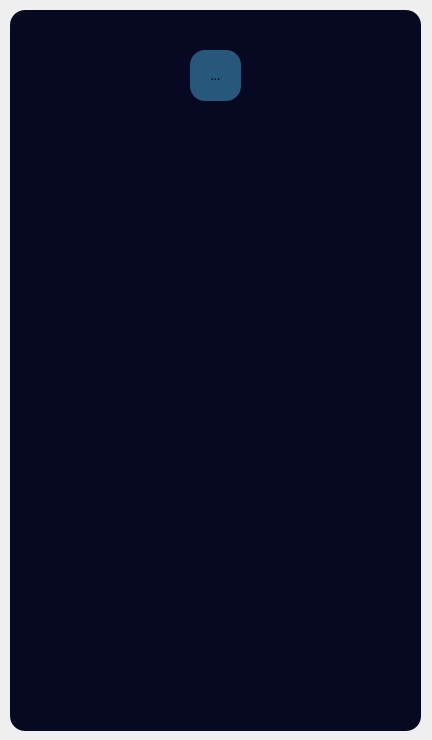
Above: QT-RegisterUI/register.iu.ui from brian-emarquez/Python-Course before the change. Below: the same form after it.
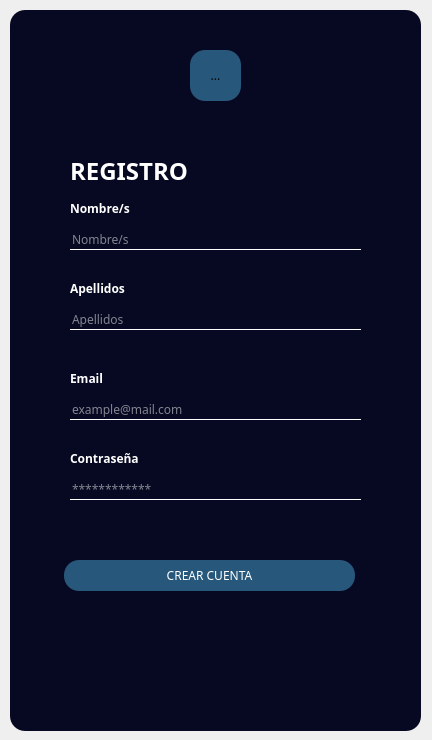
That is the form after the change. Icons and pictures are not drawn.

Commit message:
feat Python Qt - Register UI - Register complete
Python Qt - Register UI - Register complete

resolve:
see also:

Patch:
```diff
--- a/QT-RegisterUI/register.iu.ui
+++ b/QT-RegisterUI/register.iu.ui
@@ -35,6 +35,42 @@
 border-radius: 15px
 }
 
+QLabel#registro{
+color: white;
+font-size: 24px;
+
+}
+
+QLabel{
+font-weight: bold;
+color: white;
+
+}
+
+QLineEdit{
+background:transparent;
+border:none;
+border-bottom: 1px solid white;
+color: white;
+}
+
+QPushButton{
+background:#27587B;
+color: white;
+border-radius: 15px;
+
+}
+
+QPushButton:hover{
+background:#0E5386;
+color: white;
+border-radius: 15px;
+font-weight: bold;
+
+}
+
+
+
 </string>
   </property>
   <widget class="QWidget" name="centralwidget">
@@ -76,6 +112,157 @@
       </size>
      </property>
     </widget>
+    <widget class="QLabel" name="registro">
+     <property name="enabled">
+      <bool>true</bool>
+     </property>
+     <property name="geometry">
+      <rect>
+       <x>60</x>
+       <y>140</y>
+       <width>131</width>
+       <height>41</height>
+      </rect>
+     </property>
+     <property name="text">
+      <string>REGISTRO</string>
+     </property>
+    </widget>
+    <widget class="QLabel" name="label">
+     <property name="geometry">
+      <rect>
+       <x>60</x>
+       <y>190</y>
+       <width>61</width>
+       <height>16</height>
+      </rect>
+     </property>
+     <property name="text">
+      <string>Nombre/s</string>
+     </property>
+    </widget>
+    <widget class="QLineEdit" name="lineEdit">
+     <property name="geometry">
+      <rect>
+       <x>60</x>
+       <y>220</y>
+       <width>291</width>
+       <height>20</height>
+      </rect>
+     </property>
+     <property name="maxLength">
+      <number>16</number>
+     </property>
+     <property name="placeholderText">
+      <string>Nombre/s</string>
+     </property>
+    </widget>
+    <widget class="QLabel" name="label_4">
+     <property name="geometry">
+      <rect>
+       <x>60</x>
+       <y>270</y>
+       <width>61</width>
+       <height>16</height>
+      </rect>
+     </property>
+     <property name="text">
+      <string>Apellidos</string>
+     </property>
+    </widget>
+    <widget class="QLineEdit" name="lineEdit_4">
+     <property name="geometry">
+      <rect>
+       <x>60</x>
+       <y>300</y>
+       <width>291</width>
+       <height>20</height>
+      </rect>
+     </property>
+     <property name="maxLength">
+      <number>16</number>
+     </property>
+     <property name="placeholderText">
+      <string>Apellidos</string>
+     </property>
+    </widget>
+    <widget class="QLabel" name="label_5">
+     <property name="geometry">
+      <rect>
+       <x>60</x>
+       <y>360</y>
+       <width>41</width>
+       <height>16</height>
+      </rect>
+     </property>
+     <property name="text">
+      <string>Email</string>
+     </property>
+    </widget>
+    <widget class="QLineEdit" name="lineEdit_5">
+     <property name="geometry">
+      <rect>
+       <x>60</x>
+       <y>390</y>
+       <width>291</width>
+       <height>20</height>
+      </rect>
+     </property>
+     <property name="maxLength">
+      <number>25</number>
+     </property>
+     <property name="placeholderText">
+      <string>example@mail.com</string>
+     </property>
+    </widget>
+    <widget class="QLabel" name="label_6">
+     <property name="geometry">
+      <rect>
+       <x>60</x>
+       <y>440</y>
+       <width>71</width>
+       <height>16</height>
+      </rect>
+     </property>
+     <property name="text">
+      <string>Contraseña</string>
+     </property>
+    </widget>
+    <widget class="QLineEdit" name="lineEdit_6">
+     <property name="geometry">
+      <rect>
+       <x>60</x>
+       <y>470</y>
+       <width>291</width>
+       <height>20</height>
+      </rect>
+     </property>
+     <property name="text">
+      <string/>
+     </property>
+     <property name="maxLength">
+      <number>12</number>
+     </property>
+     <property name="echoMode">
+      <enum>QLineEdit::Password</enum>
+     </property>
+     <property name="placeholderText">
+      <string>************</string>
+     </property>
+    </widget>
+    <widget class="QPushButton" name="pushButton">
+     <property name="geometry">
+      <rect>
+       <x>54</x>
+       <y>550</y>
+       <width>291</width>
+       <height>31</height>
+      </rect>
+     </property>
+     <property name="text">
+      <string>CREAR CUENTA</string>
+     </property>
+    </widget>
    </widget>
   </widget>
  </widget>
```
Left out of the diff: 4 changed lines with no effect on the pictures.
